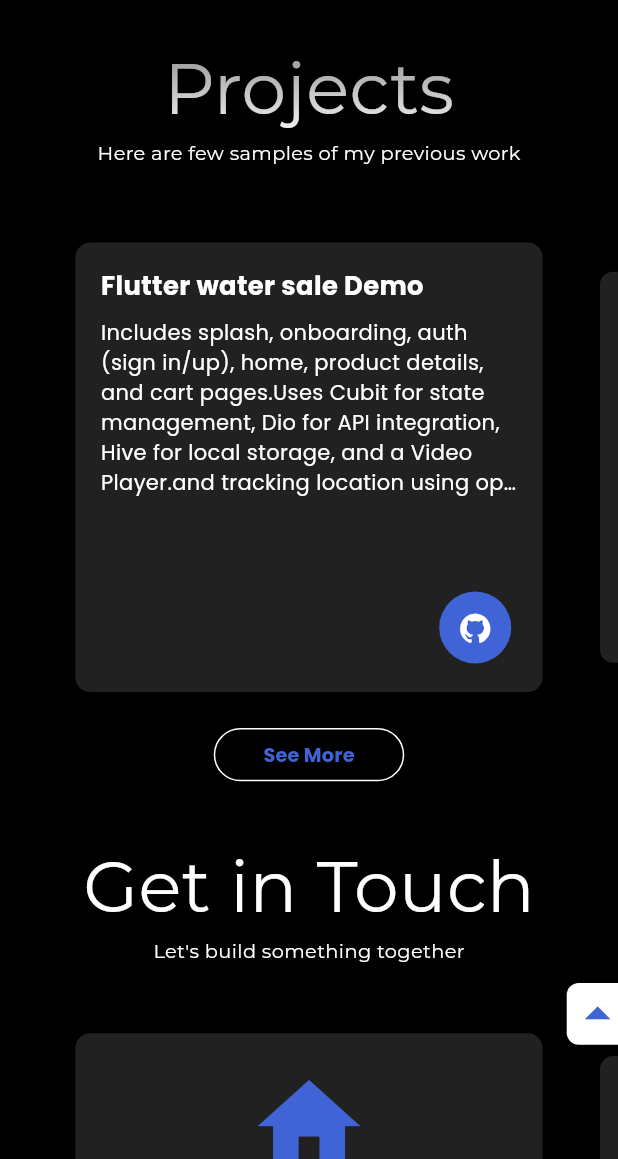
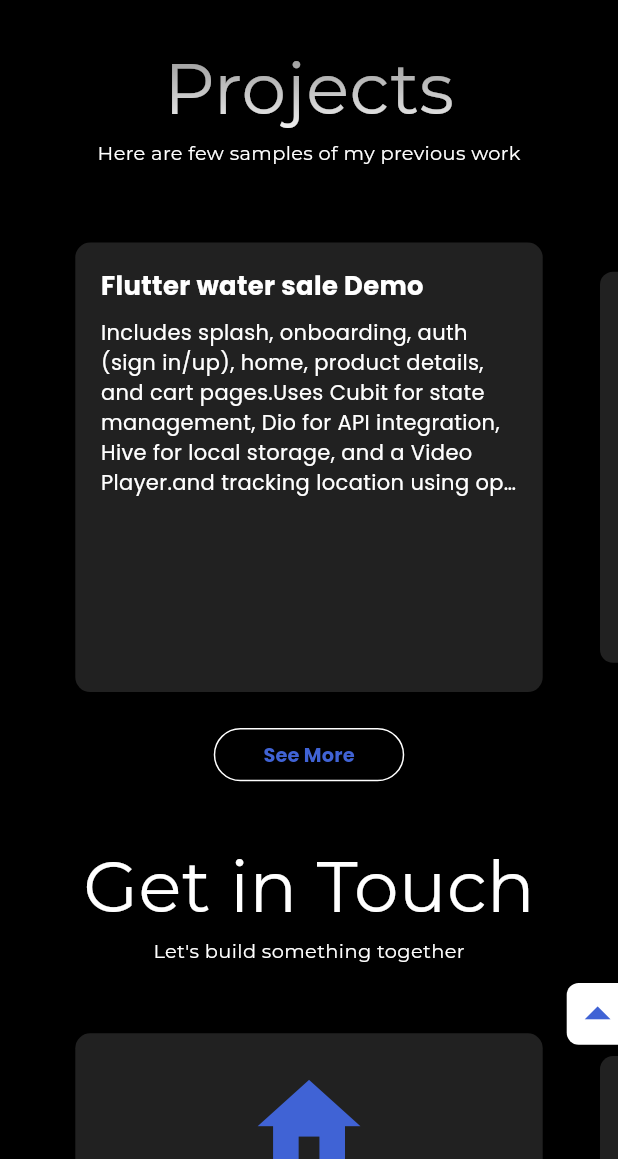
Before and after one commit to MaxHamza/portofolio, a Flutter app: the screen it shows after launch, scrolled down 2304 dp, on a phone screen of 412 x 824 dp, the part 77-1236 px from its top. Run offline on Flutter 3.47's test engine with Material 3 defaults, Android fonts, the phone set to English and light mode, and no system bars; drawn by our look-alikes of carousel_slider, scrollable_positioned_list; our stand-ins replace animated_text_kit, flip_card, flutter_screenutil, font_awesome_flutter, photo_view, shared_preferences and 2 more; missing offline and left inert: universal_html.

Commit message:
solve some problems in project section

```diff
--- a/lib/data/profile_data.dart
+++ b/lib/data/profile_data.dart
@@ -27,7 +27,7 @@ class ProjectInfo {
   final String description;
   final String iconPath;
   final String bannerPath;
-  final Map<String, String> links;
+  final Map<String, dynamic> links;
 
   const ProjectInfo( {
     required this.id,
@@ -200,25 +200,24 @@ Project is currently under development...''',
       iconPath: "",
       bannerPath: "",
       links: {
-        LinkType.github: "https://github.com/MaxHamza/nestle_water_app",
+        LinkType.website: "https://github.com/MaxHamza/nestle_water_app",
       },
     ),
     ProjectInfo(
       id:1,
       title: "Job Opportunities App",
       description:'''A job search app built with Flutter, using Cubit for state management and HTTP for API communication.
-It provides secure authentication, profile editing, and uploading of both CV and profile picture.
-Users can search for jobs with advanced filters and view detailed job information...
-They can also apply for jobs and track all their submitted applications within the app.''',
+It provides secure authentication, profile editing, and uploading of both CV and profile picture,Users can search for jobs with advanced filters and view detailed job information,
+They can also apply for jobs and track all their submitted applications within the app...''',
       iconPath: "",
       bannerPath: "",
       links: {
-        LinkType.github: "https://github.com/MaxHamza/partTimeApp",
+        LinkType.website: "https://github.com/MaxHamza/partTimeApp",
       },
     ),
   ];
 
-  static const List<ProjectInfo> mobileProjects = [
+  static  List<ProjectInfo> mobileProjects = [
     ProjectInfo(
       id:2,
       title: "Decor-app",
@@ -227,7 +226,7 @@ They can also apply for jobs and track all their submitted applications within t
       iconPath: "",
       bannerPath: "",
       links: {
-        LinkType.github:
+        LinkType.website:
             'https://github.com/MaxHamza/d-cor-app',
       },
     ),
--- a/lib/widget/project_card.dart
+++ b/lib/widget/project_card.dart
@@ -104,15 +104,15 @@ class ProjectCardState extends State<ProjectCard> {
                         overflow: TextOverflow.ellipsis,
                       ),
                     ),
-                    Row(
-                      mainAxisAlignment: MainAxisAlignment.end,
-                      children: widget.projectInfo.links.keys.map((e) {
-                        return Padding(
-                          padding: const EdgeInsets.symmetric(horizontal: 4.0, vertical: 2),
-                          child: LinkWidget(url: widget.projectInfo.links[e]!, linkType: e),
-                        );
-                      }).toList(),
-                    ),
+                    // Row(
+                    //   mainAxisAlignment: MainAxisAlignment.end,
+                    //   children: widget.projectInfo.links.keys.map((e) {
+                    //     return Padding(
+                    //       padding: const EdgeInsets.symmetric(horizontal: 4.0, vertical: 2),
+                    //       child: LinkWidget(url: widget.projectInfo.links[e]!, linkType: e),
+                    //     );
+                    //   }).toList(),
+                    // ),
                   ],
                 ),
               ),
```
Also changed, not shown: pubspec.lock.
